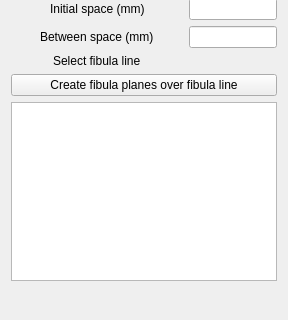
Above: BoneReconstructionPlanner/Resources/UI/BoneReconstructionPlanner.ui from SlicerIGT/SlicerBoneReconstructionPlanner before the change; both pictures show x 0 to 288 and y 141 to 461 of the 288 by 461 pixel window. Below: the same form after it.
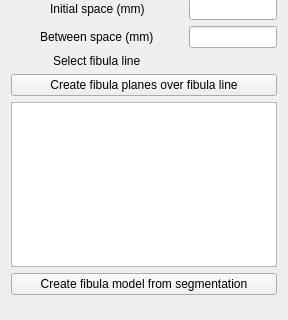
That is the form after the change. Custom widgets are drawn as their Qt base class.

Commit message: add createFibulaModelFromSegmentation button and functionality

```diff
--- a/BoneReconstructionPlanner/Resources/UI/BoneReconstructionPlanner.ui
+++ b/BoneReconstructionPlanner/Resources/UI/BoneReconstructionPlanner.ui
@@ -197,6 +197,13 @@
      </property>
     </widget>
    </item>
+   <item>
+    <widget class="QPushButton" name="fibulaModelButton">
+     <property name="text">
+      <string>Create fibula model from segmentation</string>
+     </property>
+    </widget>
+   </item>
    <item>
     <spacer name="verticalSpacer">
      <property name="orientation">
```
The commit also changes 1 other file.
